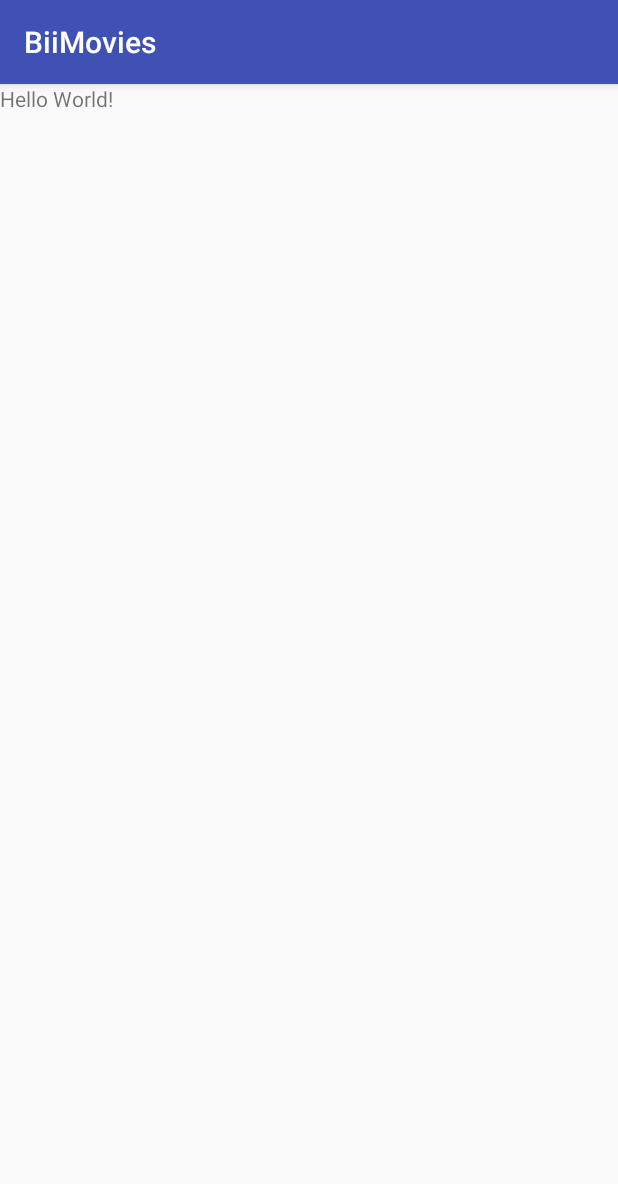
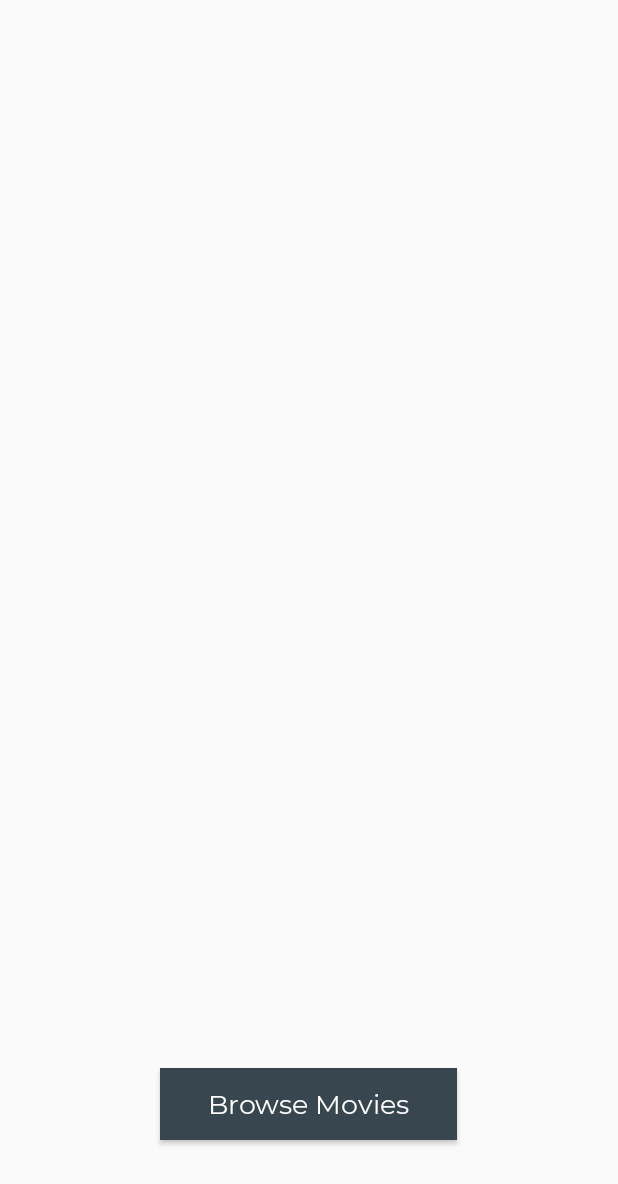
Before and after one commit to oofoamalu/BiiMovies, an Android app: the screen it shows after launch (LaunchActivity), on a phone screen of 412 x 824 dp. Shown: the top 1184 px of the screen. Run offline under Robolectric (Android 15) with nearby library versions, the phone set to English and light mode, and no system bars.

Commit message:
Implement Launch Screen.

```diff
--- a/app/src/main/AndroidManifest.xml
+++ b/app/src/main/AndroidManifest.xml
@@ -9,7 +9,10 @@
         android:roundIcon="@mipmap/ic_launcher_round"
         android:supportsRtl="true"
         android:theme="@style/AppTheme">
-        <activity android:name=".launch.LaunchActivity">
+        <activity
+            android:name=".launch.LaunchActivity"
+            android:noHistory="true"
+            android:theme="@style/FullScreen">
             <intent-filter>
                 <action android:name="android.intent.action.MAIN" />
 
--- a/app/src/main/java/com/obiomaofoamalu/biimovies/launch/LaunchActivity.kt
+++ b/app/src/main/java/com/obiomaofoamalu/biimovies/launch/LaunchActivity.kt
@@ -2,12 +2,20 @@ package com.obiomaofoamalu.biimovies.launch
 
 import android.support.v7.app.AppCompatActivity
 import android.os.Bundle
+import android.widget.Toast
 import com.obiomaofoamalu.biimovies.R
+import kotlinx.android.synthetic.main.activity_launch.*
 
+/**
+ * The [LaunchActivity] is the entry point of the application.
+ */
 class LaunchActivity : AppCompatActivity() {
 
     override fun onCreate(savedInstanceState: Bundle?) {
         super.onCreate(savedInstanceState)
         setContentView(R.layout.activity_launch)
+        browseMoviesButton.setOnClickListener {
+            Toast.makeText(this, "Implement me.", Toast.LENGTH_LONG).show()
+        }
     }
 }
--- /dev/null
+++ b/app/src/main/res/font/montserrat.xml
@@ -0,0 +1,9 @@
+<?xml version="1.0" encoding="utf-8" ?>
+<font-family xmlns:app="http://schemas.android.com/apk/res-auto">
+    <font
+        app:font="@font/montserrat_regular"
+        app:fontStyle="normal" />
+    <font
+        app:font="@font/montserrat_italic"
+        app:fontStyle="italic" />
+</font-family>
--- a/app/src/main/res/layout/activity_launch.xml
+++ b/app/src/main/res/layout/activity_launch.xml
@@ -1,13 +1,23 @@
 <?xml version="1.0" encoding="utf-8"?>
-<LinearLayout xmlns:android="http://schemas.android.com/apk/res/android"
+<FrameLayout xmlns:android="http://schemas.android.com/apk/res/android"
     xmlns:tools="http://schemas.android.com/tools"
     android:layout_width="match_parent"
     android:layout_height="match_parent"
     tools:context="com.obiomaofoamalu.biimovies.launch.LaunchActivity">
 
-    <TextView
+    <Button
+        android:id="@+id/browseMoviesButton"
         android:layout_width="wrap_content"
         android:layout_height="wrap_content"
-        android:text="Hello World!" />
+        android:layout_gravity="bottom|center_horizontal"
+        android:layout_marginBottom="@dimen/browse_button_margin_button"
+        android:background="@color/colorPrimaryLight"
+        android:fontFamily="@font/montserrat"
+        android:paddingLeft="@dimen/browse_button_padding_left"
+        android:paddingRight="@dimen/browse_button_padding_right"
+        android:text="@string/browse_movies"
+        android:textAllCaps="false"
+        android:textColor="@color/colorWhite"
+        android:textSize="@dimen/browse_button_text_size" />
 
-</LinearLayout>
+</FrameLayout>
--- a/app/src/main/res/values/colors.xml
+++ b/app/src/main/res/values/colors.xml
@@ -1,6 +1,8 @@
 <?xml version="1.0" encoding="utf-8"?>
 <resources>
-    <color name="colorPrimary">#3F51B5</color>
-    <color name="colorPrimaryDark">#303F9F</color>
+    <color name="colorPrimary">#111F27</color>
+    <color name="colorPrimaryDark">#000000</color>
+    <color name="colorPrimaryLight">#37464F</color>
     <color name="colorAccent">#FF4081</color>
+    <color name="colorWhite">#FFFFFF</color>
 </resources>
--- /dev/null
+++ b/app/src/main/res/values/dimens.xml
@@ -0,0 +1,7 @@
+<resources>
+    <!-- Launch Activity -->
+    <dimen name="browse_button_margin_button">64dp</dimen>
+    <dimen name="browse_button_padding_left">32dp</dimen>
+    <dimen name="browse_button_padding_right">32dp</dimen>
+    <dimen name="browse_button_text_size">18sp</dimen>
+</resources>
--- a/app/src/main/res/values/strings.xml
+++ b/app/src/main/res/values/strings.xml
@@ -1,3 +1,6 @@
 <resources>
     <string name="app_name">BiiMovies</string>
+
+    <!-- Launch Activity -->
+    <string name="browse_movies">Browse Movies</string>
 </resources>
--- a/app/src/main/res/values/styles.xml
+++ b/app/src/main/res/values/styles.xml
@@ -8,4 +8,8 @@
         <item name="colorAccent">@color/colorAccent</item>
     </style>
 
+    <style name="FullScreen" parent="Theme.AppCompat.Light.NoActionBar">
+        <item name="android:windowFullscreen">true</item>
+    </style>
+
 </resources>
```
Also changed, not shown: app/src/main/res/font/montserrat_italic.ttf (added), app/src/main/res/font/montserrat_regular.ttf (added).
